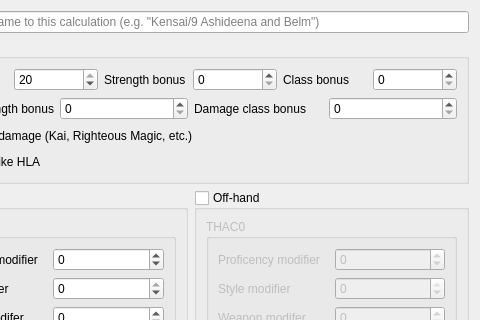
This is src/configuration.ui in moebiusproject/moebiustoolkit as Qt 5 draws it before an edit; both pictures show x 99 to 579 and y 0 to 320 of the 579 by 766 pixel window. The edited form follows.
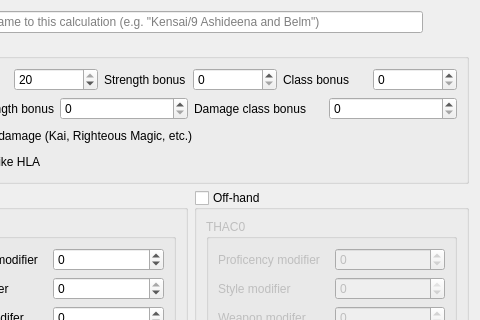
This is the edited form.

Commit message: Add support for changing line series color

```diff
--- a/src/configuration.ui
+++ b/src/configuration.ui
@@ -27,6 +27,16 @@
        </property>
       </widget>
      </item>
+     <item>
+      <widget class="QPushButton" name="color">
+       <property name="text">
+        <string/>
+       </property>
+       <property name="flat">
+        <bool>true</bool>
+       </property>
+      </widget>
+     </item>
     </layout>
    </item>
    <item>
```
The commit also changes 1 other file.
